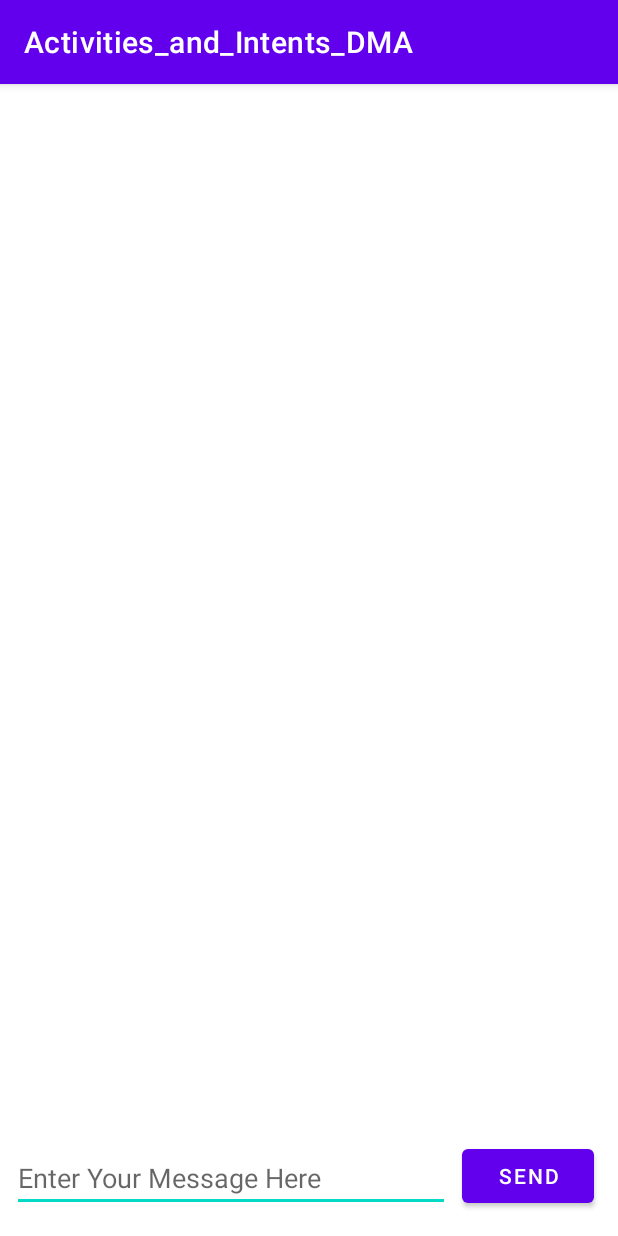
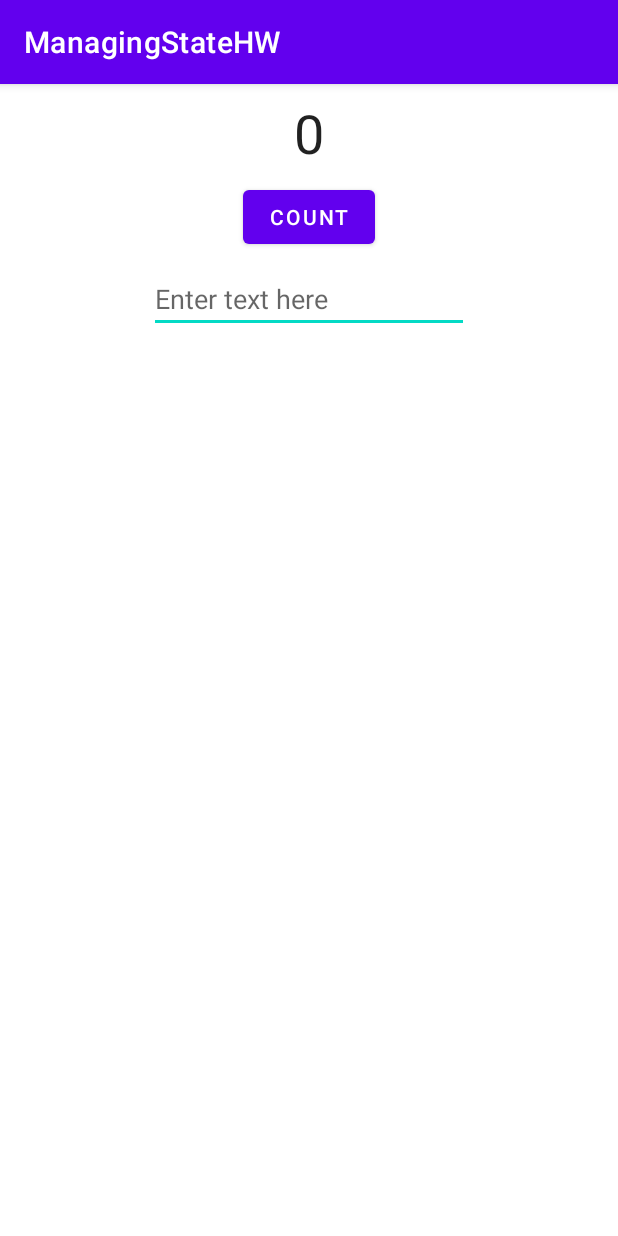
Before and after one commit to uniquemozilla22/Acitivity_lifecycle_and_state_DMA, an Android app: the screen it shows after launch (MainActivity), on a phone screen of 412 x 824 dp. Run offline under Robolectric (Android 15) with nearby library versions, the phone set to English and light mode, and no system bars.

Commit message:
hOMEWORK COMPLETED

```diff
--- a/app/src/main/java/com/example/activities_and_intents_dma/MainActivity.java
+++ b/app/src/main/java/com/example/activities_and_intents_dma/MainActivity.java
@@ -6,51 +6,36 @@ import android.content.Intent;
 import android.os.Bundle;
 import android.util.Log;
 import android.view.View;
+import android.widget.Button;
 import android.widget.EditText;
 import android.widget.TextView;
 
 public class MainActivity extends AppCompatActivity {
 
-    private static final String LOG_TAG = MainActivity.class.getSimpleName();
-    public static final String EXTRA_MESSAGE            = "com.example.android.activity_second.extra.MESSAGE";
-    public static final int TEXT_REQUEST = 1;
-
-    private EditText mMessageEditText;
-    private TextView mReplyHeadTextView;
-    private TextView mReplyTextView;
+    private TextView countTextView;
+    private int count = 0;
 
     @Override
     protected void onCreate(Bundle savedInstanceState) {
         super.onCreate(savedInstanceState);
         setContentView(R.layout.activity_main);
-
-        mMessageEditText = findViewById(R.id.editText_main);
-        mReplyHeadTextView = findViewById(R.id.text_header_reply);
-        mReplyTextView = findViewById(R.id.text_message_reply);
+        countTextView = findViewById(R.id.count_textView);
+        if (savedInstanceState != null){
+            String i = savedInstanceState.getString("count_value");
+            countTextView.setText(i);
+            count = Integer.parseInt(i);
+        }
     }
 
-
-    public void launchSecondActivity(View view) {
-        Log.d(LOG_TAG, "Button clicked!");
-        Intent intent = new Intent(this, SecondActivity.class);
-        String message = mMessageEditText.getText().toString();
-        intent.putExtra(EXTRA_MESSAGE, message);
-        startActivityForResult(intent, TEXT_REQUEST);
+    public void increment(View view) {
+        count ++;
+        countTextView.setText(String.valueOf(count));
     }
 
     @Override
-    public void onActivityResult(int requestCode, int resultCode, Intent data) {
-        super.onActivityResult(requestCode, resultCode, data);
+    protected void onSaveInstanceState(Bundle outState) {
+        super.onSaveInstanceState(outState);
+        outState.putString("count_value", countTextView.getText().toString());
+    }
 
-        if (requestCode == TEXT_REQUEST) {
-            if (resultCode == RESULT_OK) {
-                String reply = data.getStringExtra(SecondActivity.EXTRA_REPLY);
-
-                mReplyHeadTextView.setVisibility(View.VISIBLE);
-
-                mReplyTextView.setText(reply);
-                mReplyTextView.setVisibility(View.VISIBLE);
-            }
-        }
-    }
 }
--- a/app/src/main/res/layout/activity_main.xml
+++ b/app/src/main/res/layout/activity_main.xml
@@ -7,53 +7,44 @@
     tools:context=".MainActivity">
 
     <TextView
-        android:id="@+id/text_header_reply"
+        android:id="@+id/count_textView"
         android:layout_width="wrap_content"
         android:layout_height="wrap_content"
+        android:layout_marginEnd="8dp"
         android:layout_marginStart="8dp"
-        android:layout_marginLeft="8dp"
-        android:layout_marginTop="16dp"
-        android:text="@string/text_header_reply"
-        android:textAppearance="@style/TextAppearance.AppCompat.Medium"
-        android:textStyle="bold"
-        android:visibility="invisible"
+        android:layout_marginTop="8dp"
+        android:text="@string/number"
+        android:textAppearance="@android:style/TextAppearance.Material.Large"
+        android:textSize="36sp"
+        app:layout_constraintEnd_toEndOf="parent"
         app:layout_constraintStart_toStartOf="parent"
         app:layout_constraintTop_toTopOf="parent" />
 
-    <TextView
-        android:id="@+id/text_message_reply"
+    <Button
+        android:id="@+id/count_button"
         android:layout_width="wrap_content"
         android:layout_height="wrap_content"
+        android:layout_marginEnd="8dp"
         android:layout_marginStart="8dp"
-        android:layout_marginLeft="8dp"
         android:layout_marginTop="8dp"
-        android:visibility="invisible"
+        android:text="@string/count"
+        android:onClick="increment"
+        app:layout_constraintEnd_toEndOf="parent"
         app:layout_constraintStart_toStartOf="parent"
-        app:layout_constraintTop_toBottomOf="@+id/text_header_reply" />
+        app:layout_constraintTop_toBottomOf="@+id/count_textView" />
 
-    <Button
-        android:id="@+id/button_main"
+    <EditText
+        android:id="@+id/text_edit"
         android:layout_width="wrap_content"
         android:layout_height="wrap_content"
-        android:layout_marginBottom="16dp"
-        android:layout_marginRight="16dp"
-        android:text="@string/button_main"
-        android:onClick="launchSecondActivity"
-        app:layout_constraintBottom_toBottomOf="parent"
-        app:layout_constraintRight_toRightOf="parent" />
-
-    <EditText
-        android:id="@+id/editText_main"
-        android:layout_width="0dp"
-        android:layout_height="wrap_content"
-        android:layout_marginBottom="16dp"
         android:layout_marginEnd="8dp"
         android:layout_marginStart="8dp"
+        android:layout_marginTop="8dp"
         android:ems="10"
-        android:hint="@string/editText_main"
-        android:inputType="textLongMessage"
-        app:layout_constraintBottom_toBottomOf="parent"
-        app:layout_constraintEnd_toStartOf="@+id/button_main"
-        app:layout_constraintStart_toStartOf="parent" />
+        android:inputType="textPersonName"
+        android:hint="@string/enter_text_here"
+        app:layout_constraintEnd_toEndOf="parent"
+        app:layout_constraintStart_toStartOf="parent"
+        app:layout_constraintTop_toBottomOf="@+id/count_button" />
 
 </androidx.constraintlayout.widget.ConstraintLayout>
--- a/app/src/main/res/values/strings.xml
+++ b/app/src/main/res/values/strings.xml
@@ -1,9 +1,6 @@
 <resources>
-    <string name="app_name">Activities_and_Intents_DMA</string>
-    <string name="button_main">Send</string>
-    <string name="text_header">Message Received</string>
-    <string name="editText_main">Enter Your Message Here</string>
-    <string name="button_second">Reply</string>
-    <string name="text_header_reply">Reply Received</string>
-    <string name="editText_second">Enter Your Reply Here</string>
+    <string name="app_name">ManagingStateHW</string>
+    <string name="number">0</string>
+    <string name="count">Count</string>
+    <string name="enter_text_here">Enter text here</string>
 </resources>
```
Also changed, not shown: app/src/main/AndroidManifest.xml (+0 -8 lines), app/src/main/java/com/example/activities_and_intents_dma/SecondActivity.java (deleted, +0 -37 lines), app/src/main/res/layout/activity_second.xml (deleted, +0 -59 lines).
